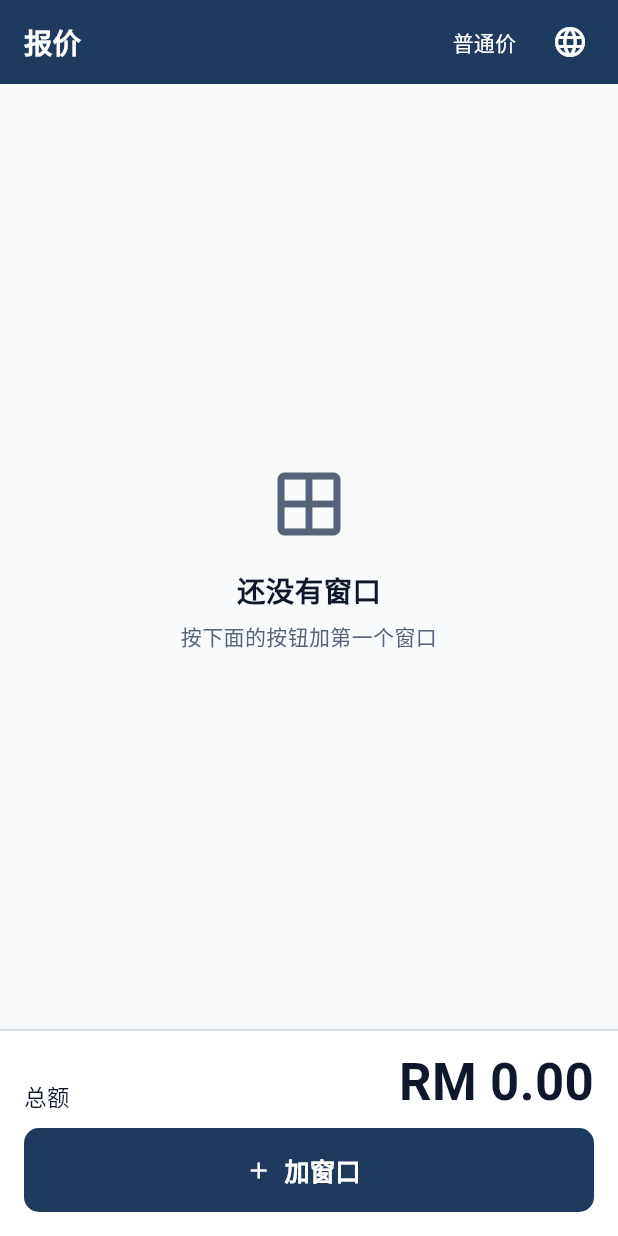
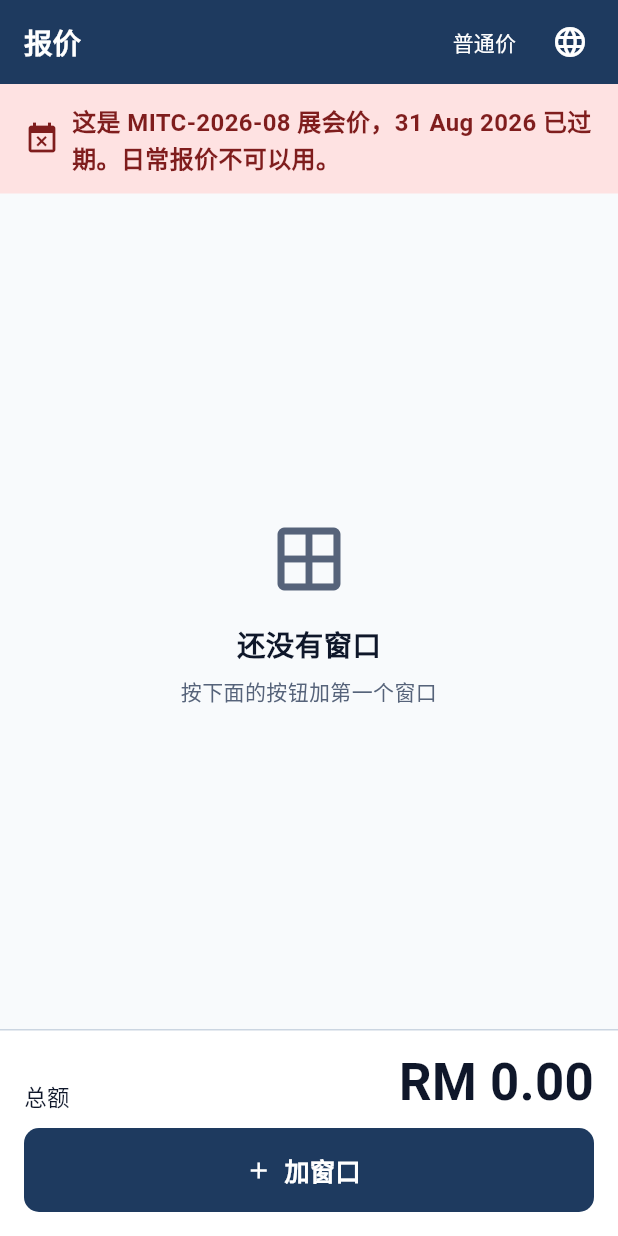
Before and after one commit to jhjh1214/milan-software, a Flutter app: the screen it shows after launch, on a phone screen of 412 x 824 dp. Run offline on Flutter 3.47's test engine with Material 3 defaults, Android fonts, the phone set to English and light mode, and no system bars; our stand-ins replace flutter_riverpod.

Commit message:
fix: the normal track is included in the curtain rate, plus expired-card warning
Section 4.1 said "a curtain is at least two lines... the wizard adds the track
line automatically". The client corrected it: the normal track is already in the
curtain price, and every track and rod rate on the list is a special-track
upgrade. Building that prompt would have added RM9-10/ft to every curtain, about
RM108 on a single 12ft window, silently, on every quote. The section now says
the opposite in as many words, the Phase 2 scope line becomes an optional
upgrade, and the acceptance criterion is inverted to assert a plain curtain
quotes at the fabric rate alone.

New A16, blocking Phase 2: does a special track ADD to the curtain rate or
REPLACE it? S-Track on a night curtain is RM126/ft or RM80/ft, which on a 12ft
window is RM1,512 against RM960. Motor Track is the only row printed with "Add
Curtain Othes Charges", which hints additive but is not enough to decide on.

A3 is undecided, so the app now warns instead of assuming. The card carries its
promo window, RateCard.isExpiredOn compares it against an injected date, and the
quote screen shows a red banner naming the promo and its end date whenever the
window has closed. The MITC card is a four-day fair price; without this a
November walk-in would be quoted fair rates with nothing on screen to say so.

The date comes from todayProvider rather than DateTime.now() at the point of
use, so the tests pin it. Otherwise they would pass until August 2026 and change
behaviour by the day thereafter.

New core/date_format.dart for the section 8.3 format. 12/03/27 is 12 March here
and 3 December in the US, and an order that waits a year for a handover is
exactly where that ambiguity costs a measurement visit.

215 tests.

```diff
--- a/mobile/lib/features/quote/quote_screen.dart
+++ b/mobile/lib/features/quote/quote_screen.dart
@@ -1,6 +1,7 @@
 import 'package:flutter/material.dart';
 import 'package:flutter_riverpod/flutter_riverpod.dart';
 
+import '../../core/date_format.dart';
 import '../../core/money.dart';
 import '../../l10n/app_localizations.dart';
 import '../../pricing/models.dart';
@@ -40,6 +41,8 @@ class QuoteScreen extends ConsumerWidget {
         data: (priced) => Column(
           children: [
             if (priced.provisionalCard) const _ProvisionalBanner(),
+            if (priced.expiredPromo != null)
+              _ExpiredCardBanner(promo: priced.expiredPromo!),
             Expanded(
               child: priced.lines.isEmpty
                   ? const _EmptyState()
@@ -91,6 +94,42 @@ class _ProvisionalBanner extends StatelessWidget {
           Expanded(
             child: Text(
               L.of(context).provisionalCardBanner,
+              style: AppText.bodyStrong.copyWith(color: AppColors.alarm),
+            ),
+          ),
+        ],
+      ),
+    );
+  }
+}
+
+/// Shown whenever the loaded card's promotion has already ended.
+///
+/// The MITC card is a four-day fair price. Quoting a November walk-in from it
+/// undercharges on every sale, and nobody would notice from the screen. Until
+/// A3 supplies a standard list, this banner is the only guard.
+class _ExpiredCardBanner extends StatelessWidget {
+  final CardPromo promo;
+
+  const _ExpiredCardBanner({required this.promo});
+
+  @override
+  Widget build(BuildContext context) {
+    final l = L.of(context);
+    return Container(
+      width: double.infinity,
+      color: AppColors.alarmSurface,
+      padding: const EdgeInsets.symmetric(
+        horizontal: Space.lg,
+        vertical: Space.md,
+      ),
+      child: Row(
+        children: [
+          const Icon(Icons.event_busy, color: AppColors.alarm),
+          const SizedBox(width: Space.sm),
+          Expanded(
+            child: Text(
+              l.expiredCardBanner(promo.code, formatDate(promo.validTo)),
               style: AppText.bodyStrong.copyWith(color: AppColors.alarm),
             ),
           ),
--- a/mobile/lib/features/quote/quote_state.dart
+++ b/mobile/lib/features/quote/quote_state.dart
@@ -84,6 +84,13 @@ final rateCardProvider = FutureProvider<RateCard>((ref) async {
 /// Phase 1 has no user record, so this is session state.
 final languageProvider = StateProvider<String>((ref) => 'zh');
 
+/// Today's date, injected rather than read at the point of use.
+///
+/// The pricing engine takes no clock (CLAUDE.md), and overriding this in a test
+/// is what lets the expired-fair-rate warning be pinned to a fixed date instead
+/// of passing until August 2026 and failing quietly afterwards.
+final todayProvider = Provider<DateTime>((ref) => DateTime.now());
+
 final quoteProvider = NotifierProvider<QuoteNotifier, QuoteState>(
   QuoteNotifier.new,
 );
@@ -165,10 +172,17 @@ class PricedQuote {
   final QuoteTotals totals;
   final bool provisionalCard;
 
+  /// The promotion these rates belong to, when it has already ended.
+  ///
+  /// Non-null means the app is quoting expired fair rates, which undercharges
+  /// on every sale until a standard list exists — SPEC.md §13 A3.
+  final CardPromo? expiredPromo;
+
   const PricedQuote({
     required this.lines,
     required this.totals,
     required this.provisionalCard,
+    this.expiredPromo,
   });
 }
 
@@ -180,6 +194,7 @@ class PricedQuote {
 final pricedQuoteProvider = Provider<AsyncValue<PricedQuote>>((ref) {
   final cardAsync = ref.watch(rateCardProvider);
   final quote = ref.watch(quoteProvider);
+  final today = ref.watch(todayProvider);
 
   return cardAsync.whenData((card) {
     final priced = <PricedQuoteLine>[];
@@ -219,6 +234,7 @@ final pricedQuoteProvider = Provider<AsyncValue<PricedQuote>>((ref) {
         stage: PricingStage.estimate,
       ),
       provisionalCard: card.provisional,
+      expiredPromo: card.isExpiredOn(today) ? card.promo : null,
     );
   });
 });
--- a/mobile/lib/l10n/app_en.arb
+++ b/mobile/lib/l10n/app_en.arb
@@ -76,6 +76,7 @@
   "disclaimerBody": "This quotation is rounded up to whole units and is for reference only. After on-site measurement the final price will be the same or lower, never higher.",
 
   "provisionalCardBanner": "Rate card not confirmed. Do not quote a customer.",
+  "expiredCardBanner": "These are {code} fair rates and they expired on {date}. Not valid for everyday quoting.",
 
   "delete": "Delete",
   "deleted": "Deleted",
--- a/mobile/lib/l10n/app_localizations.dart
+++ b/mobile/lib/l10n/app_localizations.dart
@@ -476,6 +476,12 @@ abstract class L {
   /// **'价格表还没确认，不可以给客户报价'**
   String get provisionalCardBanner;
 
+  /// No description provided for @expiredCardBanner.
+  ///
+  /// In zh, this message translates to:
+  /// **'这是 {code} 展会价，{date} 已过期。日常报价不可以用。'**
+  String expiredCardBanner(String code, String date);
+
   /// No description provided for @delete.
   ///
   /// In zh, this message translates to:
--- a/mobile/lib/l10n/app_localizations_en.dart
+++ b/mobile/lib/l10n/app_localizations_en.dart
@@ -227,6 +227,11 @@ class LEn extends L {
       'Rate card not confirmed. Do not quote a customer.';
 
   @override
+  String expiredCardBanner(String code, String date) {
+    return 'These are $code fair rates and they expired on $date. Not valid for everyday quoting.';
+  }
+
+  @override
   String get delete => 'Delete';
 
   @override
--- a/mobile/lib/l10n/app_localizations_ms.dart
+++ b/mobile/lib/l10n/app_localizations_ms.dart
@@ -226,6 +226,11 @@ class LMs extends L {
       'Senarai harga belum disahkan. Jangan beri sebut harga kepada pelanggan.';
 
   @override
+  String expiredCardBanner(String code, String date) {
+    return 'Ini kadar pesta $code dan telah tamat pada $date. Tidak sah untuk sebut harga harian.';
+  }
+
+  @override
   String get delete => 'Padam';
 
   @override
--- a/mobile/lib/l10n/app_localizations_zh.dart
+++ b/mobile/lib/l10n/app_localizations_zh.dart
@@ -222,6 +222,11 @@ class LZh extends L {
   String get provisionalCardBanner => '价格表还没确认，不可以给客户报价';
 
   @override
+  String expiredCardBanner(String code, String date) {
+    return '这是 $code 展会价，$date 已过期。日常报价不可以用。';
+  }
+
+  @override
   String get delete => '删除';
 
   @override
--- a/mobile/lib/l10n/app_ms.arb
+++ b/mobile/lib/l10n/app_ms.arb
@@ -76,6 +76,7 @@
   "disclaimerBody": "Sebut harga ini dibundarkan ke atas dan untuk rujukan sahaja. Selepas pengukuran di tapak, harga akhir adalah sama atau lebih rendah, tidak akan lebih tinggi.",
 
   "provisionalCardBanner": "Senarai harga belum disahkan. Jangan beri sebut harga kepada pelanggan.",
+  "expiredCardBanner": "Ini kadar pesta {code} dan telah tamat pada {date}. Tidak sah untuk sebut harga harian.",
 
   "delete": "Padam",
   "deleted": "Dipadam",
--- a/mobile/lib/l10n/app_zh.arb
+++ b/mobile/lib/l10n/app_zh.arb
@@ -122,6 +122,8 @@
   "disclaimerBody": "此报价按整数进位计算，仅供参考。现场实际丈量后，价格只会相同或更低，不会更高。",
 
   "provisionalCardBanner": "价格表还没确认，不可以给客户报价",
+  "expiredCardBanner": "这是 {code} 展会价，{date} 已过期。日常报价不可以用。",
+  "@expiredCardBanner": { "placeholders": { "code": { "type": "String" }, "date": { "type": "String" } } },
 
   "delete": "删除",
   "deleted": "已删除",
--- a/mobile/lib/pricing/models.dart
+++ b/mobile/lib/pricing/models.dart
@@ -379,6 +379,41 @@ class ProductRule {
   );
 }
 
+/// The promotion a card's rates belong to, and how long they are good for.
+///
+/// A fair card is a four-day price. Quoting from it in the showroom in
+/// November undercharges on every sale, so the window is data the app can
+/// check rather than something staff have to remember.
+class CardPromo {
+  final String code;
+  final DateTime validFrom;
+  final DateTime validTo;
+  final String? note;
+
+  const CardPromo({
+    required this.code,
+    required this.validFrom,
+    required this.validTo,
+    this.note,
+  });
+
+  factory CardPromo.fromJson(Map<String, dynamic> json) => CardPromo(
+    code: json['code'] as String,
+    validFrom: DateTime.parse(json['valid_from'] as String),
+    validTo: DateTime.parse(json['valid_to'] as String),
+    note: json['note'] as String?,
+  );
+
+  /// Whether [now] falls inside the promotion. Inclusive of the final day.
+  ///
+  /// [now] is passed in, never read from the system clock — CLAUDE.md keeps the
+  /// engine free of clock reads so a test can pin the date.
+  bool coversDate(DateTime now) {
+    final day = DateTime(now.year, now.month, now.day);
+    return !day.isBefore(validFrom) && !day.isAfter(validTo);
+  }
+}
+
 /// A published, versioned set of rules.
 class RateCard {
   final int version;
@@ -392,6 +427,9 @@ class RateCard {
   final List<DeliveryZone> deliveryZones;
   final List<ProductRule> productRules;
 
+  /// The promotion these rates belong to, if they are promotional at all.
+  final CardPromo? promo;
+
   const RateCard({
     required this.version,
     required this.provisional,
@@ -399,11 +437,23 @@ class RateCard {
     required this.rules,
     this.deliveryZones = const [],
     this.productRules = const [],
+    this.promo,
   });
+
+  /// True when this card's rates are promotional and the promotion has ended.
+  ///
+  /// Quoting from an expired fair card is not a rounding error — it is every
+  /// sale undercharged until someone notices. Until A3 supplies a standard
+  /// list, this is the only thing standing between a fair price and a November
+  /// walk-in.
+  bool isExpiredOn(DateTime now) => promo != null && !promo!.coversDate(now);
 
   factory RateCard.fromJson(Map<String, dynamic> json) => RateCard(
     version: json['version'] as int,
     provisional: json['provisional'] as bool? ?? false,
+    promo: json['promo'] == null
+        ? null
+        : CardPromo.fromJson(json['promo'] as Map<String, dynamic>),
     config: RateCardConfig.fromJson(json['config'] as Map<String, dynamic>),
     rules: (json['rules'] as List<dynamic>)
         .map((e) => PricingRule.fromJson(e as Map<String, dynamic>))
```
Also changed, not shown: mobile/lib/core/date_format.dart (added, +26 -0 lines), 4 other files.
